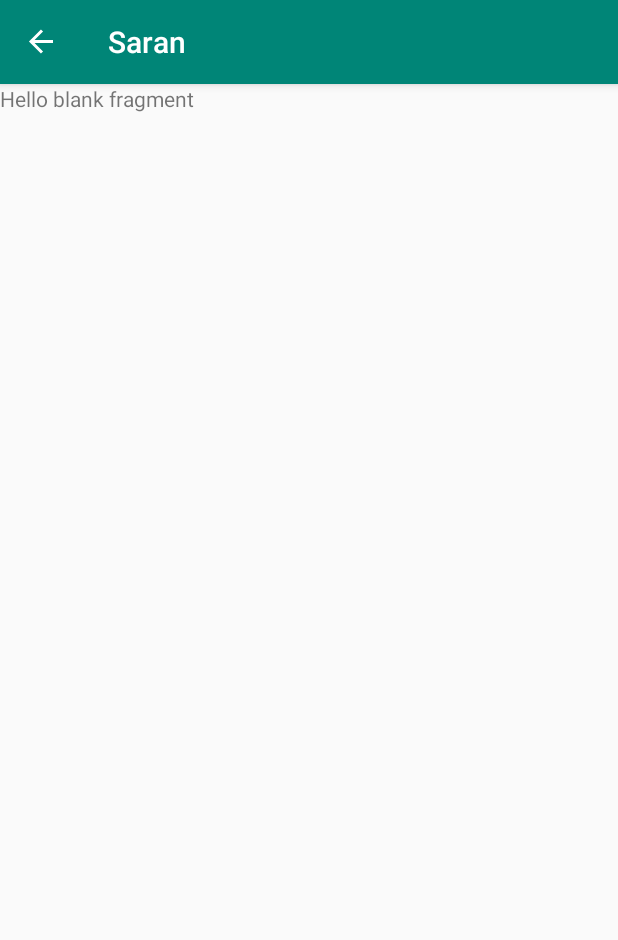
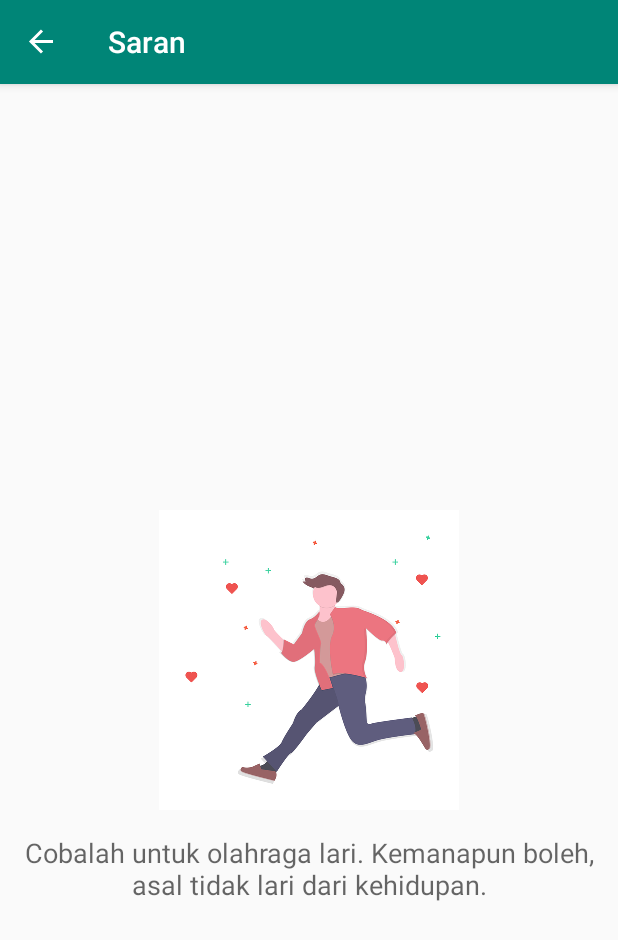
Before and after one commit to resie001/BMIApps, an Android app: the AdviceFragment screen opened through its navigation route, on a phone screen of 412 x 824 dp. Shown: the top 940 px of the screen. Run offline under Robolectric (Android 15) with nearby library versions, the phone set to English and light mode, and no system bars; our stand-ins replace data binding, navigation-ui.

Commit message:
Setup Advice Fragment

```diff
--- a/app/src/main/java/lab/chevalier/bmi/AdviceFragment.kt
+++ b/app/src/main/java/lab/chevalier/bmi/AdviceFragment.kt
@@ -5,18 +5,49 @@ import androidx.fragment.app.Fragment
 import android.view.LayoutInflater
 import android.view.View
 import android.view.ViewGroup
+import androidx.databinding.DataBindingUtil
+import androidx.navigation.fragment.navArgs
+import lab.chevalier.bmi.databinding.FragmentAdviceBinding
 
 /**
  * A simple [Fragment] subclass.
  */
 class AdviceFragment : Fragment() {
 
+    val args : AdviceFragmentArgs by navArgs()
+    private lateinit var binding: FragmentAdviceBinding
+
     override fun onCreateView(
         inflater: LayoutInflater, container: ViewGroup?,
         savedInstanceState: Bundle?
     ): View? {
         // Inflate the layout for this fragment
-        return inflater.inflate(R.layout.fragment_advice, container, false)
+        binding = DataBindingUtil.inflate(inflater, R.layout.fragment_advice, container, false)
+        return binding.root
+    }
+
+    override fun onActivityCreated(savedInstanceState: Bundle?) {
+        super.onActivityCreated(savedInstanceState)
+        when(args.kategori){
+            1 -> setKurus()
+            2 -> setIdeal()
+            else -> setGemuk()
+        }
+    }
+
+    private fun setKurus(){
+        binding.imgSaran.setImageResource(R.drawable.kurus)
+        binding.tvSaran.text = requireActivity().getString(R.string.saran_kurus)
+    }
+
+    private fun setIdeal(){
+        binding.imgSaran.setImageResource(R.drawable.ideal)
+        binding.tvSaran.text = requireActivity().getString(R.string.saran_ideal)
+    }
+
+    private fun setGemuk(){
+        binding.imgSaran.setImageResource(R.drawable.gemuk)
+        binding.tvSaran.text = requireActivity().getString(R.string.saran_gemuk)
     }
 
 }
--- a/app/src/main/java/lab/chevalier/bmi/HomeFragment.kt
+++ b/app/src/main/java/lab/chevalier/bmi/HomeFragment.kt
@@ -52,6 +52,8 @@ class HomeFragment : Fragment() {
         super.onActivityCreated(savedInstanceState)
 
         binding.btnHitung.setOnClickListener { check() }
+
+        binding.btnSaran.setOnClickListener { it.findNavController().navigate(HomeFragmentDirections.actionHomeFragmentToAdviceFragment(kategori)) }
     }
 
     private fun check(){
--- a/app/src/main/res/layout/fragment_advice.xml
+++ b/app/src/main/res/layout/fragment_advice.xml
@@ -1,14 +1,34 @@
 <?xml version="1.0" encoding="utf-8"?>
-<FrameLayout xmlns:android="http://schemas.android.com/apk/res/android"
-    xmlns:tools="http://schemas.android.com/tools"
+<layout xmlns:android="http://schemas.android.com/apk/res/android"
+    xmlns:app="http://schemas.android.com/apk/res-auto"
+    xmlns:tools="http://schemas.android.com/tools">
+<androidx.constraintlayout.widget.ConstraintLayout
     android:layout_width="match_parent"
     android:layout_height="match_parent"
-    tools:context=".AdviceFragment">
+    tools:context=".AdviceFragment" >
 
-    <!-- TODO: Update blank fragment layout -->
+    <ImageView
+        android:id="@+id/img_saran"
+        android:layout_width="200dp"
+        android:layout_height="200dp"
+        app:layout_constraintBottom_toBottomOf="parent"
+        app:layout_constraintEnd_toEndOf="parent"
+        app:layout_constraintStart_toStartOf="parent"
+        app:layout_constraintTop_toTopOf="parent"
+        tools:src="@tools:sample/avatars" />
+
     <TextView
+        android:id="@+id/tv_saran"
         android:layout_width="match_parent"
-        android:layout_height="match_parent"
-        android:text="@string/hello_blank_fragment" />
-
-</FrameLayout>
+        android:layout_height="wrap_content"
+        android:layout_marginStart="8dp"
+        android:layout_marginTop="16dp"
+        android:layout_marginEnd="8dp"
+        android:text="Saran"
+        android:textAlignment="center"
+        android:textAppearance="@style/TextAppearance.AppCompat.Medium"
+        app:layout_constraintEnd_toEndOf="parent"
+        app:layout_constraintStart_toStartOf="parent"
+        app:layout_constraintTop_toBottomOf="@+id/img_saran" />
+</androidx.constraintlayout.widget.ConstraintLayout>
+</layout>
```
